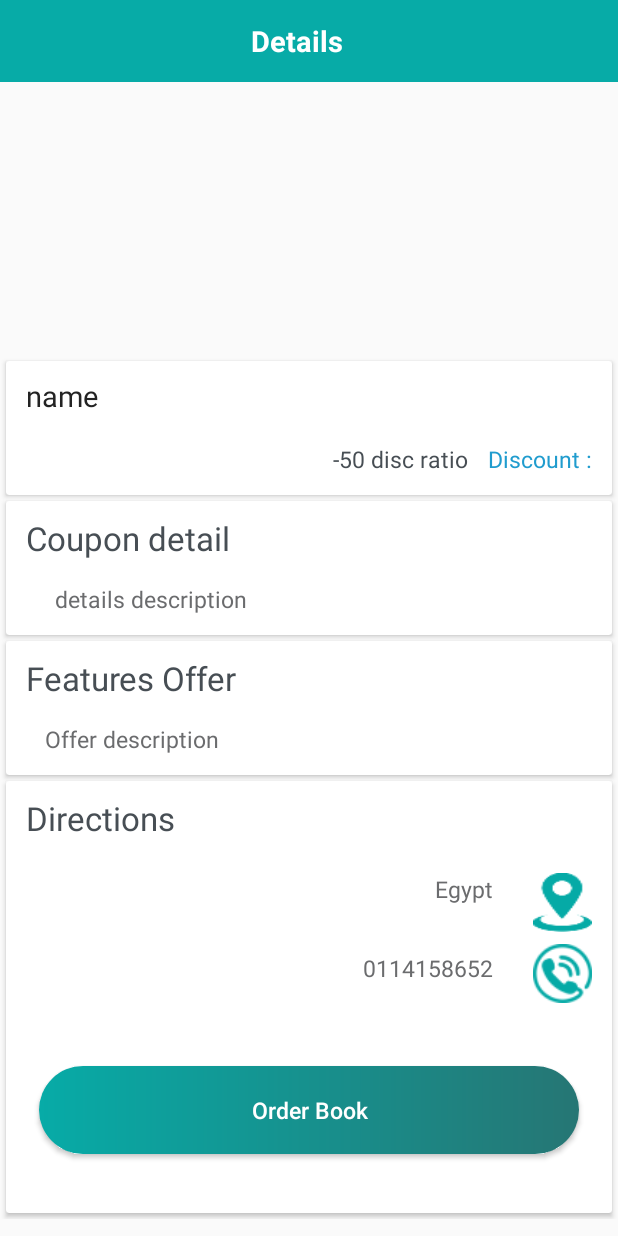
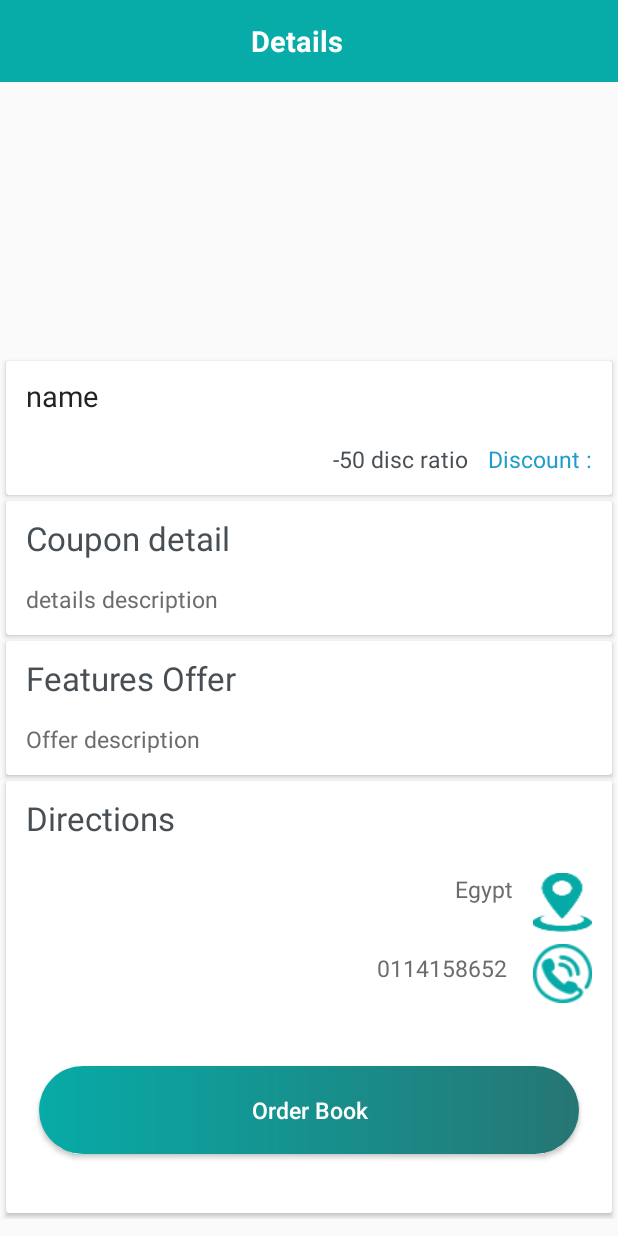
Before and after one commit to AlshimaaRifaat/Coup-Mix-App, an Android app: the layout fragment_details_category_item.xml on its own in the app's theme, with its tools: preview values and no code run, on a phone screen of 412 x 824 dp. Run offline under Robolectric (Android 15) with nearby library versions, the phone set to English and light mode, and no system bars.

```diff
--- a/app/src/main/java/com/example/shosho/coupmix/api/Service.java
+++ b/app/src/main/java/com/example/shosho/coupmix/api/Service.java
@@ -8,6 +8,7 @@ import com.example.shosho.coupmix.model.LocationResponse;
 import com.example.shosho.coupmix.model.OrderItemResponse;
 import com.example.shosho.coupmix.model.SearchBrandResponse;
 import com.example.shosho.coupmix.model.SearchLocBrandResponse;
+import com.example.shosho.coupmix.model.SubscribeResponse;
 
 import java.util.Map;
 
@@ -47,4 +48,7 @@ public interface Service {
 
     @POST("api/offersearchlist")
     Call<SearchLocBrandResponse>getOfferListData(@Body Map<String,String> map);
+
+    @POST("api/subscribe")
+    Call<SubscribeResponse> getSubscribeData(@Body Map<String,String> map);
 }
--- a/app/src/main/java/com/example/shosho/coupmix/fragment/HomeFragment.java
+++ b/app/src/main/java/com/example/shosho/coupmix/fragment/HomeFragment.java
@@ -233,7 +233,7 @@ public class HomeFragment extends Fragment implements
 
         if(banners.size()>1) {
             Timer timer = new Timer();
-            timer.scheduleAtFixedRate( new AutoScrollTask(), 2000, 2000 );
+            timer.scheduleAtFixedRate( new AutoScrollTask(), 3000, 3000 );
         }
         swipeRefreshLayout.setRefreshing( false );
     }
--- a/app/src/main/java/com/example/shosho/coupmix/fragment/SearchLocBrandFragment.java
+++ b/app/src/main/java/com/example/shosho/coupmix/fragment/SearchLocBrandFragment.java
@@ -236,6 +236,12 @@ public class SearchLocBrandFragment extends Fragment implements  AdapterView.OnI
 
     }
 
+    @Override
+    public void error(String error) {
+        Toast.makeText( getContext(), error, Toast.LENGTH_SHORT ).show();
+        swipeRefreshLayout.setRefreshing( false );
+    }
+
    /* @Override
     public void showSearhLocBrandResult(List<SearchLocBrandData> locBrandDataList) {
         *//* locationPresenter.getLocationResult("en", "about");
--- a/app/src/main/java/com/example/shosho/coupmix/presenter/BrandPresenter.java
+++ b/app/src/main/java/com/example/shosho/coupmix/presenter/BrandPresenter.java
@@ -49,7 +49,7 @@ public class BrandPresenter {
 
             @Override
             public void onFailure(Call<BrandResponse> call, Throwable t) {
-                   brandView.error();
+                   brandView.error("No Data found");
                 Toast.makeText( context, R.string.NoNetworkAvailable,
                         Toast.LENGTH_SHORT).show();
             }
--- a/app/src/main/java/com/example/shosho/coupmix/view/BrandView.java
+++ b/app/src/main/java/com/example/shosho/coupmix/view/BrandView.java
@@ -5,5 +5,5 @@ import java.util.List;
 
 public interface BrandView {
     void showBrandData(List<BrandData> brandDataList);
-    void error();
+    void error(String error);
 }
--- a/app/src/main/java/com/example/shosho/coupmix/view/OfferListView.java
+++ b/app/src/main/java/com/example/shosho/coupmix/view/OfferListView.java
@@ -6,5 +6,5 @@ import java.util.List;
 
 public interface OfferListView {
     void showOfferListData(List<SearchLocBrandData> searchLocBrandData);
-    void error();
+    void error(String error);
 }
--- a/app/src/main/java/com/example/shosho/coupmix/view/SearchLocBrandView.java
+++ b/app/src/main/java/com/example/shosho/coupmix/view/SearchLocBrandView.java
@@ -7,5 +7,5 @@ import java.util.List;
 public interface SearchLocBrandView {
    // void showSearhLocBrandPage(SearchLocBrand searchLocBrand);
    void showSearhLocBrandResult(List<SearchLocBrandData> locBrandDataList);
-   void error();
+   void error(String error);
 }
--- a/app/src/main/res/layout/fragment_details_category_item.xml
+++ b/app/src/main/res/layout/fragment_details_category_item.xml
@@ -56,11 +56,11 @@
                 android:layout_width="match_parent"
                 android:layout_height="wrap_content"
                 android:layout_marginTop="10dp"
-                android:layout_marginRight="@dimen/_10sdp"
+                android:layout_marginEnd="@dimen/_10sdp"
                 android:textColor="#232323"
                 android:textSize="@dimen/_15sdp"
                 android:text="name"
-                android:layout_marginLeft="@dimen/_10sdp"/>
+                android:layout_marginStart="@dimen/_10sdp"/>
             <RelativeLayout
                 android:layout_width="wrap_content"
                 android:layout_height="wrap_content">
@@ -72,9 +72,9 @@
                 android:textColor="#209cce"
                 android:textSize="@dimen/_12sdp"
                 android:layout_alignParentStart="true"
-                android:layout_marginRight="@dimen/_10sdp"
+                android:layout_marginEnd="@dimen/_10sdp"
                 android:layout_marginTop="@dimen/_42sdp"
-                android:layout_marginLeft="@dimen/_10sdp"
+                android:layout_marginStart="@dimen/_10sdp"
                 android:layout_marginBottom="@dimen/_10sdp"
 
                 />
@@ -130,8 +130,8 @@
                 android:textColor="#6b6c6e"
                 android:textSize="@dimen/_12sdp"
                 android:layout_marginTop="@dimen/_42sdp"
-                android:layout_marginLeft="@dimen/_25sdp"
-                android:layout_marginRight="@dimen/_10sdp"
+                android:layout_marginStart="@dimen/_25sdp"
+                android:layout_marginEnd="@dimen/_10sdp"
                 android:layout_marginBottom="@dimen/_10sdp"
                 />
         </android.support.v7.widget.CardView>
@@ -162,8 +162,8 @@
                 android:textColor="#6b6c6e"
                 android:textSize="@dimen/_12sdp"
                 android:layout_marginTop="@dimen/_42sdp"
-                android:layout_marginLeft="@dimen/_20sdp"
-                android:layout_marginRight="@dimen/_10sdp"
+                android:layout_marginStart="@dimen/_20sdp"
+                android:layout_marginEnd="@dimen/_10sdp"
                 android:layout_marginBottom="@dimen/_10sdp"
                 />
         </android.support.v7.widget.CardView>
@@ -197,8 +197,7 @@
                     android:textSize="@dimen/_12sdp"
                     android:layout_below="@id/details_category_item_text_direction"
                     android:layout_marginTop="@dimen/_17sdp"
-                    android:layout_marginLeft="@dimen/_10sdp"
-                    android:layout_marginRight="@dimen/_10sdp"
+                    android:layout_marginStart="@dimen/_10sdp"
                     android:layout_marginBottom="@dimen/_10sdp"
                     />
 
@@ -210,11 +209,11 @@
                     android:layout_toEndOf="@+id/details_category_item_image_location"
                     android:text="Egypt"
                     android:textAlignment="gravity"
-                    android:gravity="left"
+                    android:layout_marginStart="@dimen/_10sdp"
                     android:textColor="#6b6c6e"
                     android:textSize="@dimen/_12sdp"
-                    android:layout_marginRight="@dimen/_10sdp"
                     android:layout_marginTop="@dimen/_17sdp"
+
                     />
 
                 <ImageView
@@ -234,7 +233,8 @@
                     android:id="@+id/details_category_item_text_phone"
                     android:layout_width="wrap_content"
                     android:layout_height="wrap_content"
-                    android:layout_marginRight="@dimen/_10sdp"
+                    android:layout_marginEnd="@dimen/_3sdp"
+                    android:layout_marginStart="@dimen/_3sdp"
                     android:text="0114158652"
                     android:textColor="#6b6c6e"
                     android:textSize="@dimen/_12sdp"
--- a/app/src/main/res/layout/fragment_home.xml
+++ b/app/src/main/res/layout/fragment_home.xml
@@ -52,9 +52,9 @@
     android:layout_width="@dimen/_22sdp"
     android:layout_height="@dimen/_22sdp"
    android:background="@drawable/search"
-    android:layout_marginRight="@dimen/_4sdp"
+    android:layout_marginEnd="@dimen/_4sdp"
     android:layout_marginTop="@dimen/_6sdp"
-    android:layout_alignParentRight="true"/>
+    android:layout_alignParentEnd="true"/>
 
     <EditText
         android:id="@+id/home_edit_text_search"
--- a/app/src/main/res/layout/fragment_order_success.xml
+++ b/app/src/main/res/layout/fragment_order_success.xml
@@ -55,7 +55,7 @@
                 android:layout_height="wrap_content"
                 android:layout_centerHorizontal="true"
                 android:layout_marginLeft="@dimen/_52sdp"
-                android:layout_marginTop="@dimen/_10sdp"
+                android:layout_marginTop="@dimen/_17sdp"
                 android:text="@string/Yourorderidis"
                 android:textSize="@dimen/_12sdp"
                 android:textColor="#000"
--- a/app/src/main/res/layout/row_category_item.xml
+++ b/app/src/main/res/layout/row_category_item.xml
@@ -58,7 +58,7 @@
         android:textColor="#000"
         android:textSize="@dimen/_14sdp"
         android:text="title"
-        android:layout_marginLeft="@dimen/_5sdp"
+      android:layout_centerHorizontal="true"
         android:layout_below="@id/row_category_item_image"/>
 
         <TextView
@@ -68,7 +68,7 @@
             android:layout_marginTop="@dimen/_4sdp"
             android:textSize="@dimen/_12sdp"
             android:text="description"
-            android:layout_marginLeft="@dimen/_5sdp"
+            android:layout_marginStart="@dimen/_5sdp"
             android:layout_below="@id/row_category_item_title"/>
         <TextView
             android:id="@+id/row_category_item_country"
--- a/app/src/main/res/values/strings.xml
+++ b/app/src/main/res/values/strings.xml
@@ -53,11 +53,13 @@
     <string name="RequestOrder">Request Order</string>
     <string name="Searchbybrand">Search by brand...</string>
     <string name="Details">Details</string>
-    <string name="NoDataFound">No Result Found</string>
+    <string name="NoDataFound">No Data Found</string>
     <string name="SearchResult">Search Result</string>
     <string name="Brand">Brand</string>
     <string name="Offers">Offers</string>
     <string name="Subscribe">Subscribe</string>
+    <string name="YourEmail">Your Email</string>
+    <string name="ThanksForyoursubscribe">Thanks For your subscribe...</string>
 
 
 </resources>
```
Also changed, not shown: app/src/main/java/com/example/shosho/coupmix/fragment/CategoryFragment.java (+6 -5 lines), app/src/main/java/com/example/shosho/coupmix/fragment/CategoryItemFragment.java (+7 -3 lines), app/src/main/java/com/example/shosho/coupmix/fragment/SubscribeFragment.java (+82 -2 lines), app/src/main/java/com/example/shosho/coupmix/presenter/OfferListPresenter.java (+8 -2 lines), app/src/main/java/com/example/shosho/coupmix/presenter/SearchLocBrandPresenter.java (+6 -2 lines), app/src/main/res/layout/fragment_subscribe.xml (+37 -4 lines), 1 other file.
